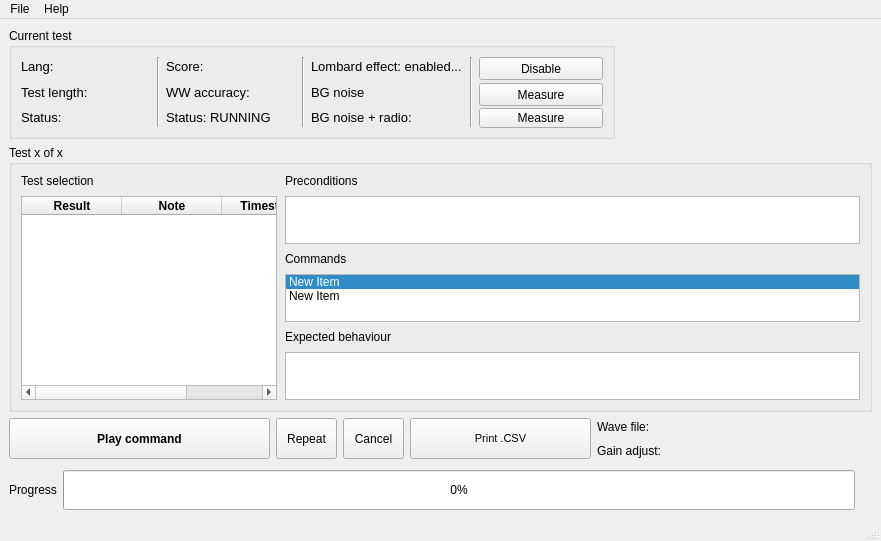
Above: source/gui/window.ui from albertoccelli/VORTEX before the change. Below: the same form after it.
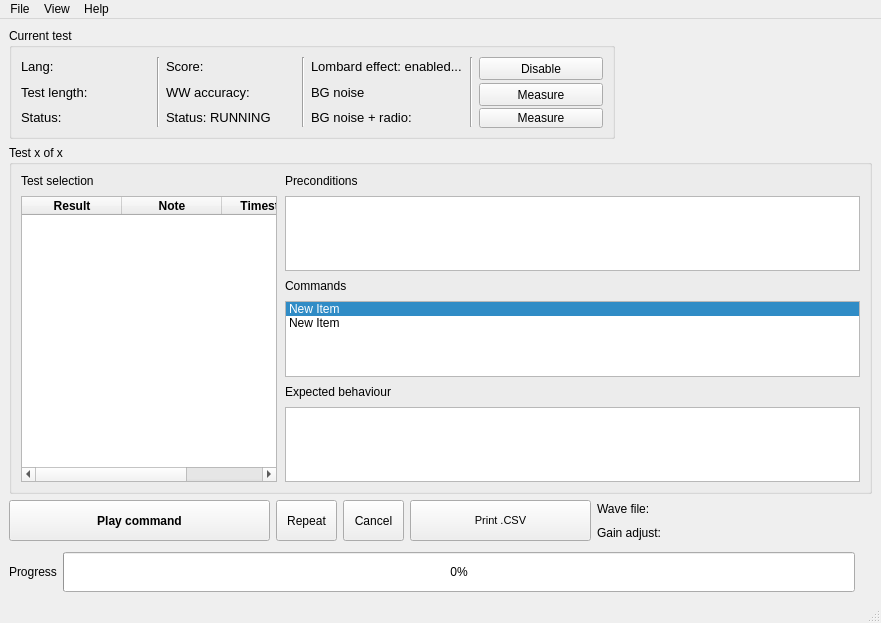
That is the form after the change. Icons and pictures are not drawn.

```diff
--- a/source/gui/window.ui
+++ b/source/gui/window.ui
@@ -10,7 +10,7 @@
     <x>0</x>
     <y>0</y>
     <width>881</width>
-    <height>541</height>
+    <height>623</height>
    </rect>
   </property>
   <property name="sizePolicy">
@@ -438,8 +438,8 @@
                     <string>&lt;!DOCTYPE HTML PUBLIC &quot;-//W3C//DTD HTML 4.0//EN&quot; &quot;http://www.w3.org/TR/REC-html40/strict.dtd&quot;&gt;
 &lt;html&gt;&lt;head&gt;&lt;meta name=&quot;qrichtext&quot; content=&quot;1&quot; /&gt;&lt;style type=&quot;text/css&quot;&gt;
 p, li { white-space: pre-wrap; }
-&lt;/style&gt;&lt;/head&gt;&lt;body style=&quot; font-family:'MS Shell Dlg 2'; font-size:8.25pt; font-weight:400; font-style:normal;&quot;&gt;
-&lt;p style=&quot;-qt-paragraph-type:empty; margin-top:0px; margin-bottom:0px; margin-left:0px; margin-right:0px; -qt-block-indent:0; text-indent:0px;&quot;&gt;&lt;br /&gt;&lt;/p&gt;&lt;/body&gt;&lt;/html&gt;</string>
+&lt;/style&gt;&lt;/head&gt;&lt;body style=&quot; font-family:'MS Shell Dlg 2'; font-size:9.75pt; font-weight:400; font-style:normal;&quot;&gt;
+&lt;p style=&quot;-qt-paragraph-type:empty; margin-top:0px; margin-bottom:0px; margin-left:0px; margin-right:0px; -qt-block-indent:0; text-indent:0px; font-size:8.25pt;&quot;&gt;&lt;br /&gt;&lt;/p&gt;&lt;/body&gt;&lt;/html&gt;</string>
                    </property>
                   </widget>
                  </item>
@@ -775,7 +775,14 @@
     <addaction name="actionOnline_guide"/>
     <addaction name="actionAbout"/>
    </widget>
+   <widget class="QMenu" name="menuView">
+    <property name="title">
+     <string>View</string>
+    </property>
+    <addaction name="actionResults_graph"/>
+   </widget>
    <addaction name="menuFile"/>
+   <addaction name="menuView"/>
    <addaction name="menuAbout"/>
   </widget>
   <widget class="QStatusBar" name="statusbar"/>
```
Left out of the diff: 38 changed lines with no effect on the pictures.
